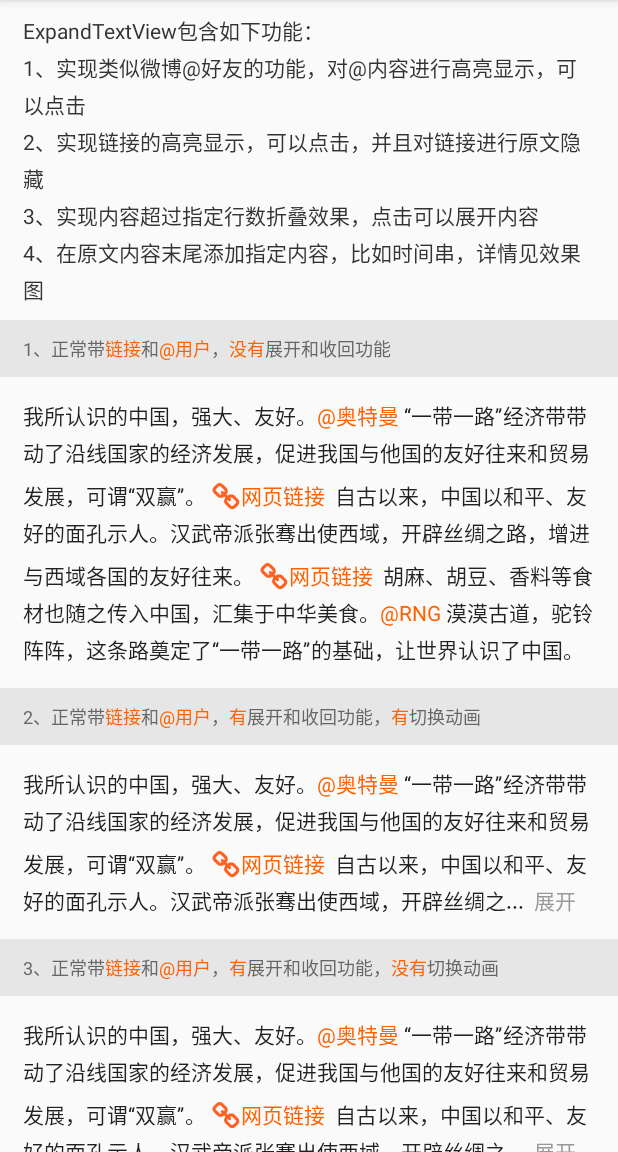
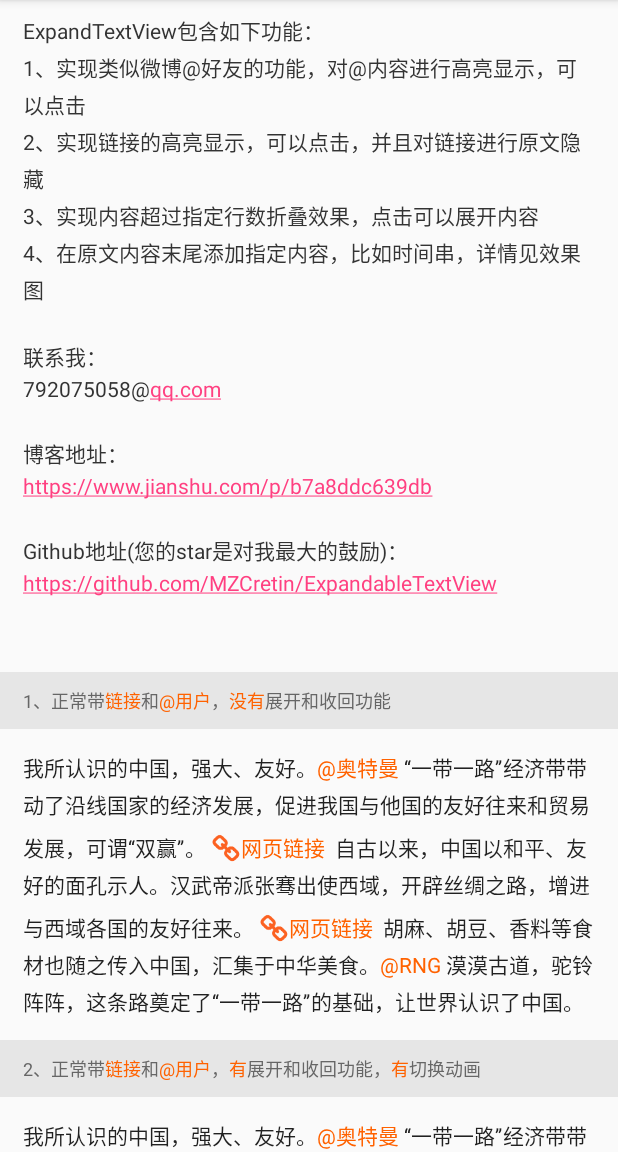
Before and after one commit to MZCretin/ExpandableTextView, an Android app: the screen it shows after launch (MainActivity), on a phone screen of 412 x 824 dp, the part 84-1236 px from its top. Run offline under Robolectric (Android 15) with nearby library versions, the phone set to English and light mode, and no system bars.

Commit message:
fix bugs

```diff
--- a/app/src/main/java/com/cretin/www/expandabletextview/MainActivity.java
+++ b/app/src/main/java/com/cretin/www/expandabletextview/MainActivity.java
@@ -2,12 +2,18 @@ package com.cretin.www.expandabletextview;
 
 import android.graphics.Color;
 import android.os.Bundle;
+import android.support.v4.text.util.LinkifyCompat;
 import android.support.v7.app.AppCompatActivity;
 import android.text.Spannable;
+import android.text.SpannableString;
 import android.text.SpannableStringBuilder;
 import android.text.style.ForegroundColorSpan;
 import android.widget.TextView;
 import android.widget.Toast;
+
+import java.util.regex.Pattern;
+
+import static com.cretin.www.expandabletextview.BuildConfig.APPLICATION_ID;
 
 /**
  * 联系我：
@@ -30,6 +36,12 @@ public class MainActivity extends AppCompatActivity {
             "3,5;6,9;10,11;14,15;20,21",
             "3,5;6,9;10,11;14,16;21,22",
     };
+
+    public static final String WEB_SCHEME = APPLICATION_ID + ".http://";
+    private String github = "https://github.com/MZCretin/ExpandableTextView";
+    private String blogs = "https://www.jianshu.com/p/b7a8ddc639db";
+    private String contact = "792075028@qq.com";
+    private TextView tvTips00;
 
     private ExpandableTextView.OnLinkClickListener linkClickListener = (type, content) -> {
         if (type.equals(ExpandableTextView.LinkType.LINK_TYPE)) {
@@ -58,6 +70,7 @@ public class MainActivity extends AppCompatActivity {
         tips[3] = findViewById(R.id.tv_tips04);
         tips[4] = findViewById(R.id.tv_tips05);
         tips[5] = findViewById(R.id.tv_tips06);
+        tvTips00 = findViewById(R.id.tv_tips00);
 
         setTips();
 
@@ -88,6 +101,13 @@ public class MainActivity extends AppCompatActivity {
      * 设置tips
      */
     private void setTips() {
+        //处理最上边的Tips
+        final SpannableString value = SpannableString.valueOf(tvTips00.getText());
+        LinkifyCompat.addLinks(value, Pattern
+                .compile(ExpandableTextView.regexp),WEB_SCHEME);
+        tvTips00.setText(value);
+
+        //处理圣剩下的
         for (int i = 0; i < indexs.length; i++) {
             String index = indexs[i];
             TextView view = tips[i];
--- a/app/src/main/res/layout/activity_main.xml
+++ b/app/src/main/res/layout/activity_main.xml
@@ -13,8 +13,9 @@
         android:paddingBottom="100dp">
 
         <TextView
+            android:id="@+id/tv_tips00"
             android:textSize="14sp"
-            android:text="ExpandTextView包含如下功能：\n1、实现类似微博@好友的功能，对@内容进行高亮显示，可以点击\n2、实现链接的高亮显示，可以点击，并且对链接进行原文隐藏\n3、实现内容超过指定行数折叠效果，点击可以展开内容\n4、在原文内容末尾添加指定内容，比如时间串，详情见效果图"
+            android:text="ExpandTextView包含如下功能：\n1、实现类似微博@好友的功能，对@内容进行高亮显示，可以点击\n2、实现链接的高亮显示，可以点击，并且对链接进行原文隐藏\n3、实现内容超过指定行数折叠效果，点击可以展开内容\n4、在原文内容末尾添加指定内容，比如时间串，详情见效果图\n\n联系我：\n792075058@qq.com\n\n博客地址：\nhttps://www.jianshu.com/p/b7a8ddc639db\n\nGithub地址(您的star是对我最大的鼓励)：\nhttps://github.com/MZCretin/ExpandableTextView\n\n"
             android:textColor="#333333"
             android:layout_width="match_parent"
             android:layout_height="wrap_content"
@@ -119,7 +120,7 @@
             android:lineSpacingExtra="5dp"
             android:textSize="14sp"
             app:ep_max_line="5"
-            app:ep_need_contract="true"
+            app:ep_need_contract="false"
             app:ep_need_expand="true" />
 
         <TextView
```
